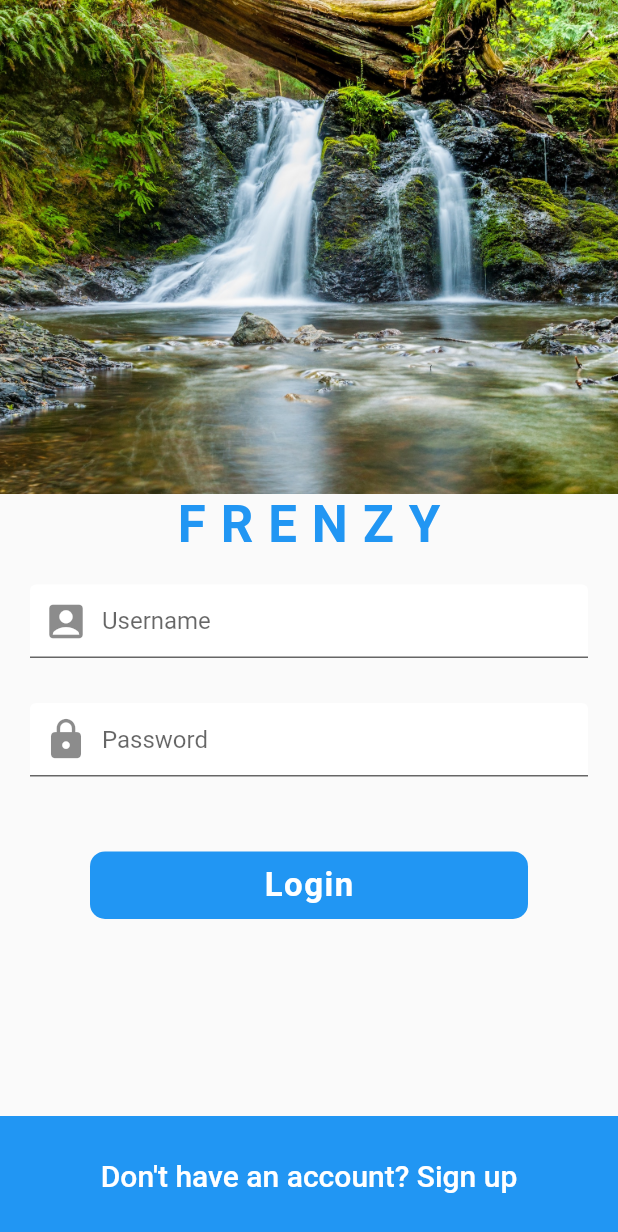
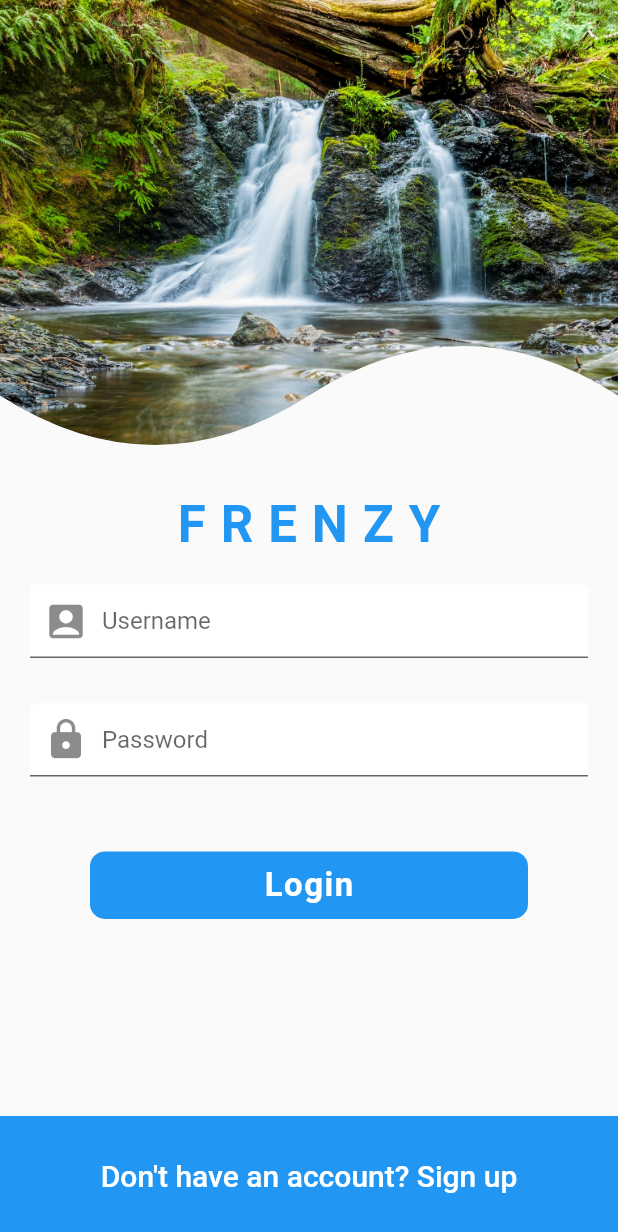
Before and after one commit to TomasKulik/SocialAppUI, a Flutter app: the screen it shows after launch, on a phone screen of 412 x 824 dp. Shown: the top 1232 px of the screen. Run offline on Flutter 3.47's test engine with Material 2 defaults, Android fonts, the phone set to English and light mode, and no system bars.

Commit message:
Login screen custom clipper

```diff
--- a/lib/screens/login_screen.dart
+++ b/lib/screens/login_screen.dart
@@ -1,4 +1,5 @@
 import 'package:flutter/material.dart';
+import 'package:flutter_social_ui/widgets/curve_clipper.dart';
 
 class LoginScreen extends StatefulWidget {
   @override
@@ -14,11 +15,14 @@ class _LoginScreenState extends State<LoginScreen> {
           height: MediaQuery.of(context).size.height,
           child: Column(
             children: <Widget>[
-              Image(
-                height: MediaQuery.of(context).size.height / 2.5,
-                width: double.infinity,
-                image: AssetImage('assets/images/login_background.jpg'),
-                fit: BoxFit.cover,
+              ClipPath(
+                clipper: CurveClipper(),
+                child: Image(
+                  height: MediaQuery.of(context).size.height / 2.5,
+                  width: double.infinity,
+                  image: AssetImage('assets/images/login_background.jpg'),
+                  fit: BoxFit.cover,
+                ),
               ),
               Text(
                 'FRENZY',
--- /dev/null
+++ b/lib/widgets/curve_clipper.dart
@@ -0,0 +1,34 @@
+import 'package:flutter/material.dart';
+
+class CurveClipper extends CustomClipper<Path> {
+  @override
+  Path getClip(Size size) {
+    Path path = Path();
+    path.lineTo(0, 4 * size.height / 5);
+    Offset curvePoint1 = Offset(size.width / 4, size.height);
+    Offset centerPoint = Offset(size.width / 2, 4 * size.height / 5);
+    path.quadraticBezierTo(
+      curvePoint1.dx,
+      curvePoint1.dy,
+      centerPoint.dx,
+      centerPoint.dy,
+    );
+    Offset curvePoint2 = Offset(3 * size.width / 4, 3 * size.height / 5);
+    Offset endPoint = Offset(size.width, 4 * size.height / 5);
+    path.quadraticBezierTo(
+      curvePoint2.dx,
+      curvePoint2.dy,
+      endPoint.dx,
+      endPoint.dy,
+    );
+    path.lineTo(size.width, 0);
+
+    path.close();
+    return path;
+  }
+
+  @override
+  bool shouldReclip(CustomClipper<Path> oldClipper) {
+    return false;
+  }
+}
```
